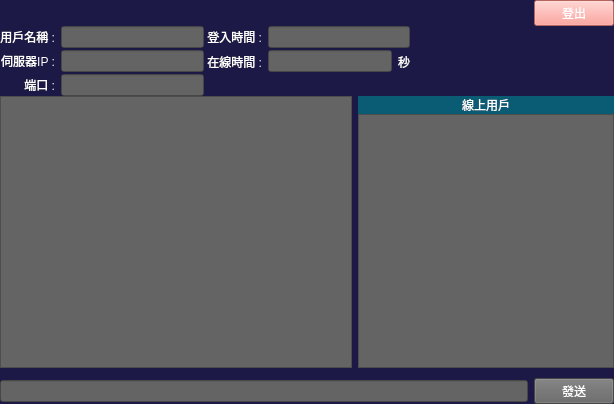
philo-wu/Philo_Game, file TCP_Client/TCP_Client.ui: the form before one commit.
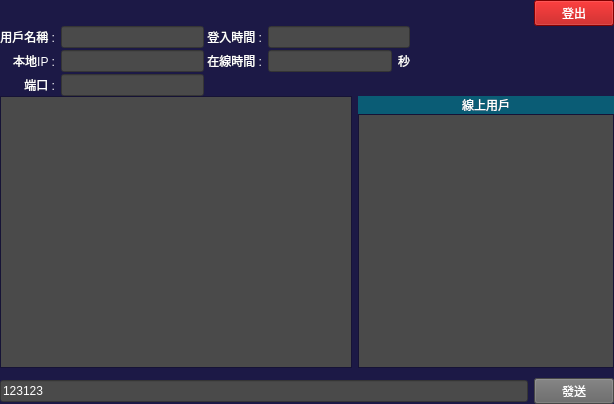
The form after the commit.

What changed in the file:
```diff
--- a/TCP_Client/TCP_Client.ui
+++ b/TCP_Client/TCP_Client.ui
@@ -22,7 +22,7 @@
        </color>
       </brush>
      </colorrole>
-     <colorrole role="Base">
+     <colorrole role="Text">
       <brush brushstyle="SolidPattern">
        <color alpha="255">
         <red>255</red>
@@ -31,6 +31,15 @@
        </color>
       </brush>
      </colorrole>
+     <colorrole role="Base">
+      <brush brushstyle="SolidPattern">
+       <color alpha="255">
+        <red>74</red>
+        <green>74</green>
+        <blue>74</blue>
+       </color>
+      </brush>
+     </colorrole>
      <colorrole role="Window">
       <brush brushstyle="SolidPattern">
        <color alpha="255">
@@ -40,6 +49,24 @@
        </color>
       </brush>
      </colorrole>
+     <colorrole role="Highlight">
+      <brush brushstyle="SolidPattern">
+       <color alpha="255">
+        <red>0</red>
+        <green>50</green>
+        <blue>89</blue>
+       </color>
+      </brush>
+     </colorrole>
+     <colorrole role="AlternateBase">
+      <brush brushstyle="SolidPattern">
+       <color alpha="255">
+        <red>0</red>
+        <green>27</green>
+        <blue>47</blue>
+       </color>
+      </brush>
+     </colorrole>
     </active>
     <inactive>
      <colorrole role="WindowText">
@@ -51,7 +78,7 @@
        </color>
       </brush>
      </colorrole>
-     <colorrole role="Base">
+     <colorrole role="Text">
       <brush brushstyle="SolidPattern">
        <color alpha="255">
         <red>255</red>
@@ -60,6 +87,15 @@
        </color>
       </brush>
      </colorrole>
+     <colorrole role="Base">
+      <brush brushstyle="SolidPattern">
+       <color alpha="255">
+        <red>74</red>
+        <green>74</green>
+        <blue>74</blue>
+       </color>
+      </brush>
+     </colorrole>
      <colorrole role="Window">
       <brush brushstyle="SolidPattern">
        <color alpha="255">
@@ -69,17 +105,26 @@
        </color>
       </brush>
      </colorrole>
+     <colorrole role="Highlight">
+      <brush brushstyle="SolidPattern">
+       <color alpha="255">
+        <red>0</red>
+        <green>50</green>
+        <blue>89</blue>
+       </color>
+      </brush>
+     </colorrole>
+     <colorrole role="AlternateBase">
+      <brush brushstyle="SolidPattern">
+       <color alpha="255">
+        <red>0</red>
+        <green>27</green>
+        <blue>47</blue>
+       </color>
+      </brush>
+     </colorrole>
     </inactive>
     <disabled>
-     <colorrole role="WindowText">
-      <brush brushstyle="SolidPattern">
-       <color alpha="255">
-        <red>120</red>
-        <green>120</green>
-        <blue>120</blue>
-       </color>
-      </brush>
-     </colorrole>
      <colorrole role="Base">
       <brush brushstyle="SolidPattern">
        <color alpha="255">
@@ -98,6 +143,15 @@
        </color>
       </brush>
      </colorrole>
+     <colorrole role="AlternateBase">
+      <brush brushstyle="SolidPattern">
+       <color alpha="255">
+        <red>0</red>
+        <green>27</green>
+        <blue>47</blue>
+       </color>
+      </brush>
+     </colorrole>
     </disabled>
    </palette>
   </property>
@@ -148,7 +202,7 @@
          <enum>Qt::NoFocus</enum>
         </property>
         <property name="styleSheet">
-         <string notr="true">background-color: rgb(255, 141, 131);
+         <string notr="true">background-color: rgb(180, 0, 0);
 color: rgb(255, 255, 255);</string>
         </property>
         <property name="text">
@@ -192,7 +246,8 @@
              <enum>Qt::NoFocus</enum>
             </property>
             <property name="styleSheet">
-             <string notr="true">background-color: rgb(100, 100, 100);</string>
+             <string notr="true">background-color: rgb(74, 74, 74);
+color: rgb(255, 255, 255);</string>
             </property>
             <property name="readOnly">
              <bool>true</bool>
@@ -212,7 +267,7 @@
              </size>
             </property>
             <property name="text">
-             <string>伺服器IP :</string>
+             <string>本地IP :</string>
             </property>
             <property name="alignment">
              <set>Qt::AlignRight|Qt::AlignTrailing|Qt::AlignVCenter</set>
@@ -225,7 +280,8 @@
              <enum>Qt::NoFocus</enum>
             </property>
             <property name="styleSheet">
-             <string notr="true">background-color: rgb(100, 100, 100);</string>
+             <string notr="true">background-color: rgb(74, 74, 74);
+color: rgb(255, 255, 255);</string>
             </property>
             <property name="readOnly">
              <bool>true</bool>
@@ -258,7 +314,8 @@
              <enum>Qt::NoFocus</enum>
             </property>
             <property name="styleSheet">
-             <string notr="true">background-color: rgb(100, 100, 100);</string>
+             <string notr="true">background-color: rgb(74, 74, 74);
+color: rgb(255, 255, 255);</string>
             </property>
             <property name="readOnly">
              <bool>true</bool>
@@ -298,7 +355,8 @@
              <enum>Qt::NoFocus</enum>
             </property>
             <property name="styleSheet">
-             <string notr="true">background-color: rgb(100, 100, 100);</string>
+             <string notr="true">background-color: rgb(74, 74, 74);
+color: rgb(255, 255, 255);</string>
             </property>
             <property name="readOnly">
              <bool>true</bool>
@@ -331,7 +389,8 @@
              <enum>Qt::NoFocus</enum>
             </property>
             <property name="styleSheet">
-             <string notr="true">background-color: rgb(100, 100, 100);</string>
+             <string notr="true">background-color: rgb(74, 74, 74);
+color: rgb(255, 255, 255);</string>
             </property>
             <property name="readOnly">
              <bool>true</bool>
@@ -348,7 +407,21 @@
          </layout>
         </item>
         <item>
-         <layout class="QHBoxLayout" name="horizontalLayout_10"/>
+         <layout class="QHBoxLayout" name="horizontalLayout_10">
+          <item>
+           <widget class="QLabel" name="label_8">
+            <property name="sizePolicy">
+             <sizepolicy hsizetype="Minimum" vsizetype="Minimum">
+              <horstretch>0</horstretch>
+              <verstretch>0</verstretch>
+             </sizepolicy>
+            </property>
+            <property name="text">
+             <string/>
+            </property>
+           </widget>
+          </item>
+         </layout>
         </item>
        </layout>
       </item>
@@ -364,11 +437,102 @@
       </property>
       <item>
        <widget class="QTextBrowser" name="TB_Chat">
+        <property name="palette">
+         <palette>
+          <active>
+           <colorrole role="Light">
+            <brush brushstyle="SolidPattern">
+             <color alpha="255">
+              <red>0</red>
+              <green>0</green>
+              <blue>0</blue>
+             </color>
+            </brush>
+           </colorrole>
+           <colorrole role="Midlight">
+            <brush brushstyle="SolidPattern">
+             <color alpha="255">
+              <red>0</red>
+              <green>0</green>
+              <blue>0</blue>
+             </color>
+            </brush>
+           </colorrole>
+           <colorrole role="HighlightedText">
+            <brush brushstyle="SolidPattern">
+             <color alpha="255">
+              <red>255</red>
+              <green>255</green>
+              <blue>255</blue>
+             </color>
+            </brush>
+           </colorrole>
+          </active>
+          <inactive>
+           <colorrole role="Light">
+            <brush brushstyle="SolidPattern">
+             <color alpha="255">
+              <red>0</red>
+              <green>0</green>
+              <blue>0</blue>
+             </color>
+            </brush>
+           </colorrole>
+           <colorrole role="Midlight">
+            <brush brushstyle="SolidPattern">
+             <color alpha="255">
+              <red>0</red>
+              <green>0</green>
+              <blue>0</blue>
+             </color>
+            </brush>
+           </colorrole>
+           <colorrole role="HighlightedText">
+            <brush brushstyle="SolidPattern">
+             <color alpha="255">
+              <red>255</red>
+              <green>255</green>
+              <blue>255</blue>
+             </color>
+            </brush>
+           </colorrole>
+          </inactive>
+          <disabled>
+           <colorrole role="Light">
+            <brush brushstyle="SolidPattern">
+             <color alpha="255">
+              <red>0</red>
+              <green>0</green>
+              <blue>0</blue>
+             </color>
+            </brush>
+           </colorrole>
+           <colorrole role="Midlight">
+            <brush brushstyle="SolidPattern">
+             <color alpha="255">
+              <red>0</red>
+              <green>0</green>
+              <blue>0</blue>
+             </color>
+            </brush>
+           </colorrole>
+           <colorrole role="HighlightedText">
+            <brush brushstyle="SolidPattern">
+             <color alpha="255">
+              <red>255</red>
+              <green>255</green>
+              <blue>255</blue>
+             </color>
+            </brush>
+           </colorrole>
+          </disabled>
+         </palette>
+        </property>
         <property name="focusPolicy">
          <enum>Qt::NoFocus</enum>
         </property>
         <property name="styleSheet">
-         <string notr="true">background-color: rgb(100, 100, 100);</string>
+         <string notr="true"/>
         </property>
        </widget>
       </item>
@@ -396,11 +560,18 @@
         </item>
         <item>
          <widget class="QTextBrowser" name="TB_User">
+          <property name="palette">
+           <palette>
+            <active/>
+            <inactive/>
+            <disabled/>
+           </palette>
+          </property>
           <property name="focusPolicy">
            <enum>Qt::NoFocus</enum>
           </property>
           <property name="styleSheet">
-           <string notr="true">background-color: rgb(100, 100, 100);</string>
+           <string notr="true"/>
           </property>
          </widget>
         </item>
@@ -416,7 +587,11 @@
          <enum>Qt::ClickFocus</enum>
         </property>
         <property name="styleSheet">
-         <string notr="true">background-color: rgb(100, 100, 100);</string>
+         <string notr="true">background-color: rgb(74, 74, 74);
+color: rgb(255, 255, 255);</string>
+        </property>
+        <property name="text">
+         <string>123123</string>
         </property>
        </widget>
       </item>
```
Left out of the diff: 4 changed lines with no effect on the pictures.
